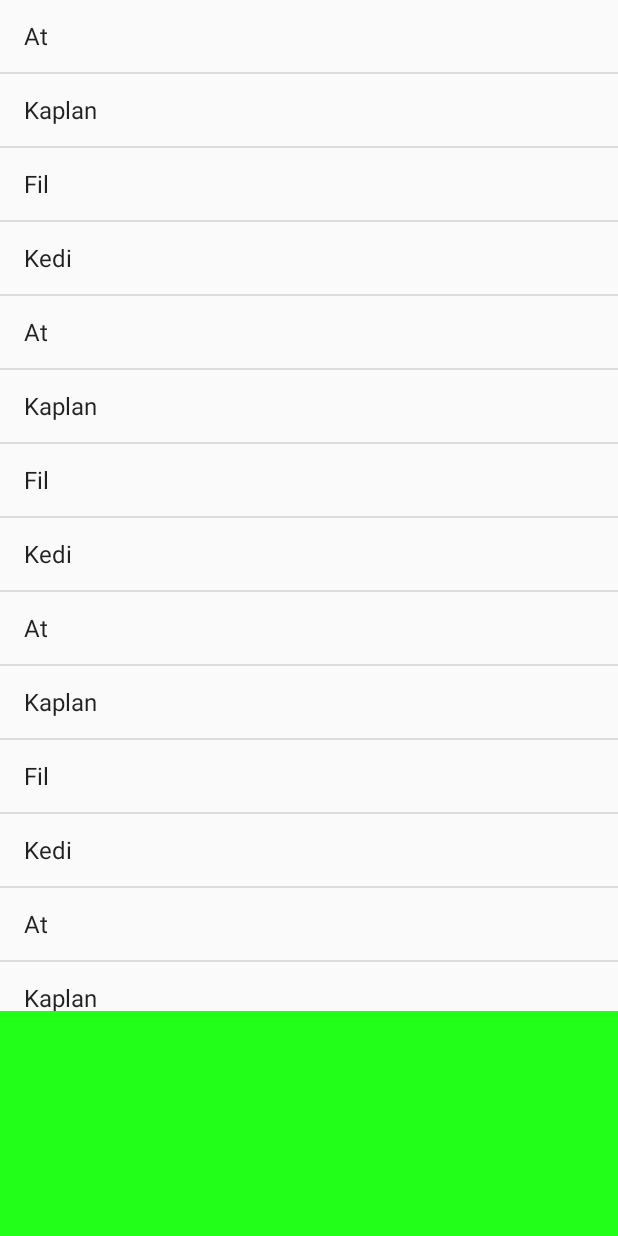
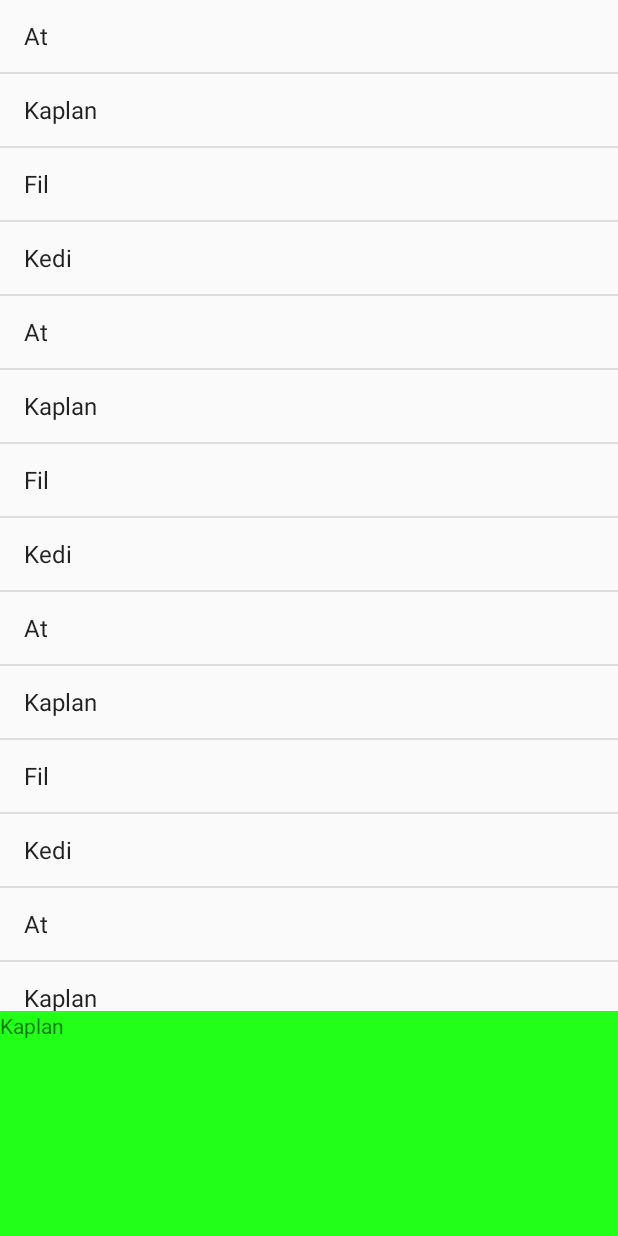
Before and after one commit to ahmetmatematikci/KitapUygulamalariBitis, an Android app: the FragmentOrnek screen opened directly, with no data from a screen before it, after a tap on "Kaplan", on a phone screen of 412 x 824 dp. Run offline under Robolectric (Android 15) with nearby library versions, the phone set to English and light mode, and no system bars; 1 other tap on this screen came first.

Commit message:
Fragmentler eklendi

```diff
--- a/app/src/main/java/com/ahmetmatematikci/kitapuygulamalari/FragmentB.java
+++ b/app/src/main/java/com/ahmetmatematikci/kitapuygulamalari/FragmentB.java
@@ -6,13 +6,14 @@ import android.support.annotation.Nullable;
 import android.view.LayoutInflater;
 import android.view.View;
 import android.view.ViewGroup;
+import android.widget.TextView;
 
 /**
  * Created by a on 1/24/17.
  */
 
 public class FragmentB extends Fragment {
-
+    String isim;
 
 
     @Override
@@ -23,14 +24,20 @@ public class FragmentB extends Fragment {
     @Nullable
     @Override
     public View onCreateView(LayoutInflater inflater, ViewGroup container, Bundle savedInstanceState) {
-      View  view = inflater.inflate(R.layout.fragmentb, container, false);
+        isim = getArguments().getString("isim");
+
+        View view = inflater.inflate(R.layout.fragmentb, container, false);
         return view;
     }
 
 
     @Override
     public void onActivityCreated(Bundle savedInstanceState) {
+
         super.onActivityCreated(savedInstanceState);
+        TextView tv = (TextView) getActivity().findViewById(R.id.textView23);
+        tv.setText(isim);
+
     }
 
 
--- a/app/src/main/java/com/ahmetmatematikci/kitapuygulamalari/FragmentOrnek.java
+++ b/app/src/main/java/com/ahmetmatematikci/kitapuygulamalari/FragmentOrnek.java
@@ -27,8 +27,14 @@ public class FragmentOrnek extends Activity{
         liste1.setAdapter(adapter);
         liste1.setOnItemClickListener(new AdapterView.OnItemClickListener() {
             @Override
-            public void onItemClick(AdapterView<?> adapterView, View view, int i, long l) {
+            public void onItemClick(AdapterView<?> parent, View view, int i, long l) {
+                String isim = String.valueOf(parent.getItemAtPosition(i));
+                Bundle bundle = new Bundle();
+                bundle.putString("isim" ,isim);
+
+
                 FragmentB fragb = new FragmentB();
+                fragb.setArguments(bundle);
                 FragmentManager manager = getFragmentManager();
                 FragmentTransaction transaction = manager.beginTransaction();
                 transaction.add(R.id.layout6, fragb, "fragmentb" );
--- a/app/src/main/res/layout/fragmentb.xml
+++ b/app/src/main/res/layout/fragmentb.xml
@@ -1,7 +1,12 @@
 <?xml version="1.0" encoding="utf-8"?>
-<LinearLayout xmlns:android="http://schemas.android.com/apk/res/android"
+<RelativeLayout xmlns:android="http://schemas.android.com/apk/res/android"
     android:orientation="vertical" android:layout_width="match_parent"
     android:layout_height="match_parent"
     android:background="#22FF19">
 
-</LinearLayout>
+    <TextView
+
+        android:layout_width="match_parent"
+        android:layout_height="wrap_content"
+        android:id="@+id/textView23" />
+</RelativeLayout>
```
